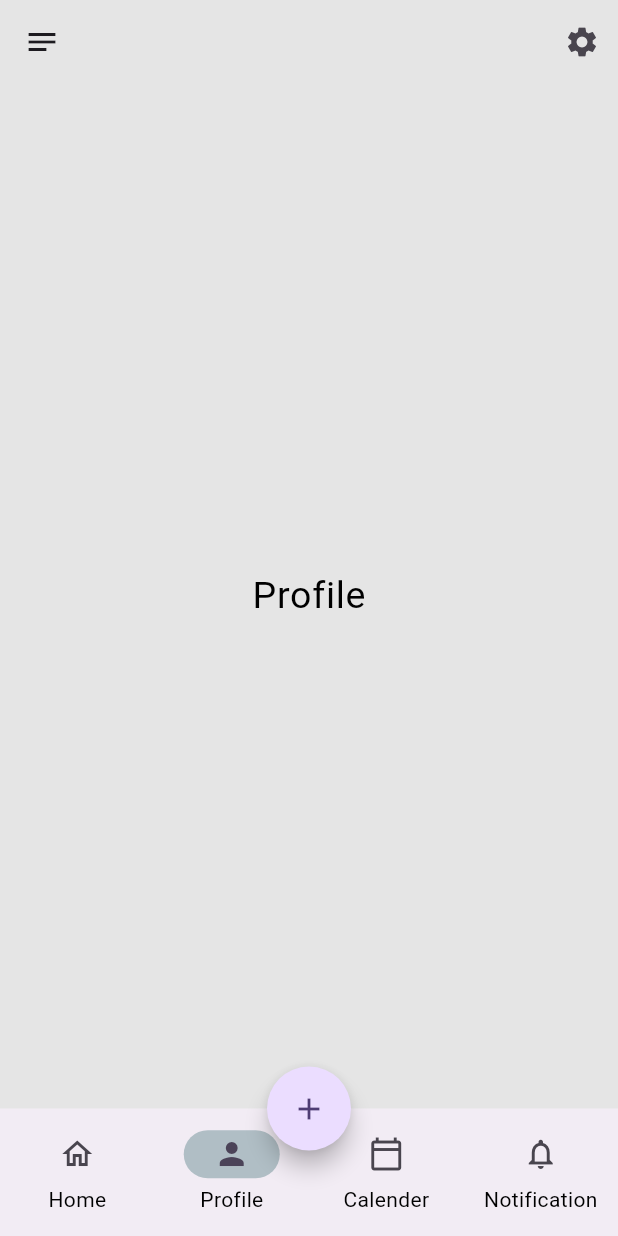
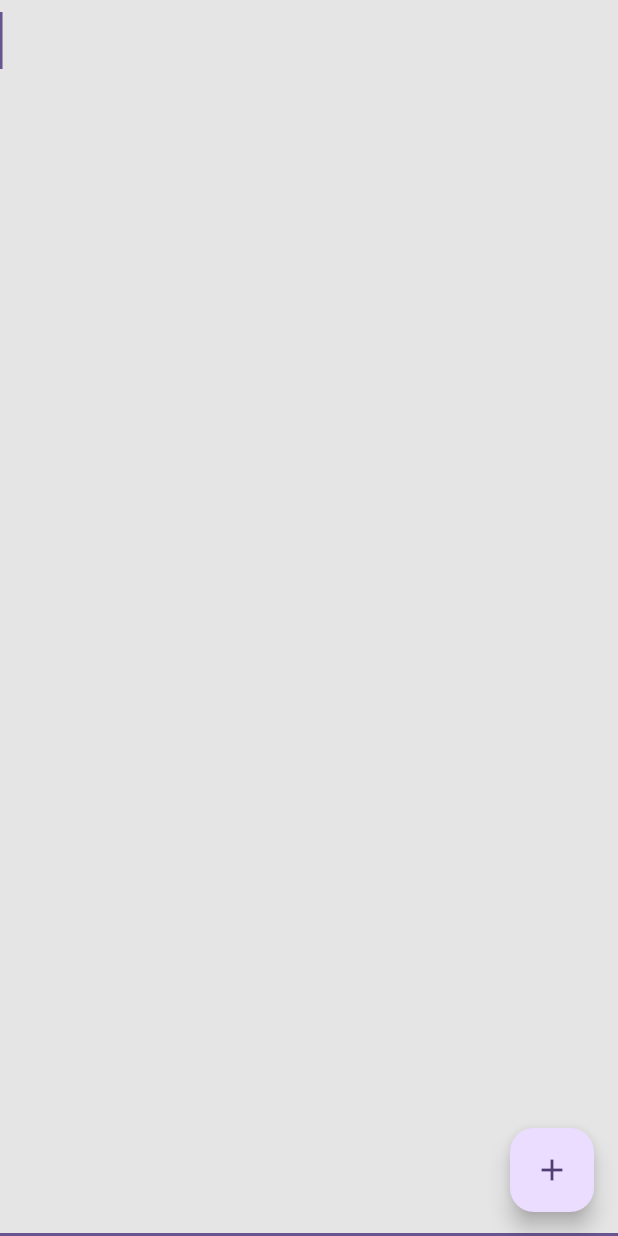
Before and after one commit to Our-Org2024/task_manager, a Flutter app: the screen it shows after launch, item 2 of the bottom bar chosen, after a tap on the "add" icon, on a phone screen of 412 x 824 dp. Run offline on Flutter 3.47's test engine with Material 3 defaults, Android fonts, the phone set to English and light mode, and no system bars; network calls fail.

Commit message:
Add files via upload

```diff
--- /dev/null
+++ b/lib/constants.dart
@@ -0,0 +1,6 @@
+final List<String> items = [
+  // 'Graduation project discussion on zoom',
+  // 'Shooting in Samannoud & editing photos',
+];
+
+String myTask = '';
--- /dev/null
+++ b/lib/screens/add_task.dart
@@ -0,0 +1,32 @@
+import 'package:flutter/Material.dart';
+import 'package:task_manager/constants.dart';
+
+class AddTask extends StatelessWidget {
+  const AddTask({super.key});
+
+  @override
+  Widget build(BuildContext context) {
+    return Scaffold(
+      floatingActionButton: FloatingActionButton(onPressed: (){
+        if (myTask != ''){
+          items.add(myTask);
+        }
+        Navigator.of(context).pop();
+        myTask = '';
+      },
+        child: const Icon(Icons.add),
+      ),
+      body: Expanded(
+        child: TextField(
+          style: const TextStyle(color: Colors.black),
+          maxLines: 99999,
+          scrollPadding: const EdgeInsets.all(20.0),
+          autofocus: true,
+          onChanged: (String task){
+            myTask = task;
+          },
+        ),
+      ),
+    );
+  }
+}
--- a/lib/screens/home_page.dart
+++ b/lib/screens/home_page.dart
@@ -1,4 +1,5 @@
 import 'package:flutter/material.dart';
+import 'package:task_manager/screens/add_task.dart';
 
 import '../widgets/config_container.dart';
 import 'calendar_screen.dart';
@@ -70,7 +71,10 @@ class _MyHomePageState extends State<MyHomePage> {
         shape: const CircleBorder(),
         tooltip: 'Add',
         child: const Icon(Icons.add),
-        onPressed: () {},
+        onPressed: () {
+          Navigator.of(context).push(MaterialPageRoute(
+              builder: (context) => const AddTask()));
+        },
       ),
     );
   }
--- a/lib/widgets/ongoing_tasks_widget.dart
+++ b/lib/widgets/ongoing_tasks_widget.dart
@@ -1,5 +1,7 @@
 import 'package:flutter/material.dart';
 import 'package:task_manager/widgets/tasks.dart';
+
+import '../constants.dart';
 
 class OngoingTasksWidget extends StatefulWidget {
   const OngoingTasksWidget({super.key});
@@ -11,10 +13,7 @@ class OngoingTasksWidget extends StatefulWidget {
 Widget icon = const Icon(Icons.arrow_forward_ios_outlined);
 
 class _OngoingTasksWidgetState extends State<OngoingTasksWidget> {
-  final List<String> _items = [
-    'Graduation project discussion on zoom',
-    'Shooting in Samannoud & editing photos',
-  ];
+
   bool _isClicked = false;
 
   @override
@@ -53,14 +52,20 @@ class _OngoingTasksWidgetState extends State<OngoingTasksWidget> {
           height: 4,
         ),
         if (_isClicked)
+          // ListView.builder(itemBuilder: (ctx, index){
+          //   return Tasks(task: _items[index]);
+          // }, itemCount: _items.length,)
+
           SingleChildScrollView(
             child: Column(
               children: [
-                Tasks(task: _items[0]),
-                const SizedBox(
-                  height: 4,
-                ),
-                Tasks(task: _items[1]),
+                for(int i = 0; i < items.length; i++)
+                  Column(
+                    children: [
+                      Tasks(task: items[i]),
+                      const SizedBox(height: 4,)
+                    ],
+                  )
               ],
             ),
           )
--- a/lib/widgets/text_field_widget.dart
+++ b/lib/widgets/text_field_widget.dart
@@ -1,4 +1,5 @@
 import 'package:flutter/material.dart';
+import 'package:task_manager/constants.dart';
 
 class TextFieldWidget extends StatefulWidget {
   const TextFieldWidget({
@@ -20,6 +21,7 @@ class _TextFieldWidgetState extends State<TextFieldWidget> {
 
   @override
   Widget build(BuildContext context) {
+
     return Positioned(
       top: 145,
       left: 70,
```
Lines whose indentation alone changed are shown as unchanged.
